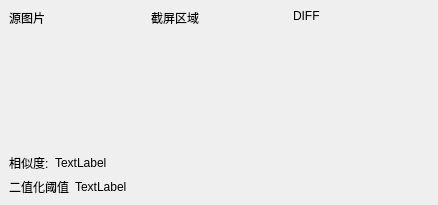
This is img_comparator/app/ui/MainWindow.ui in ACGN-Alliance/BlueArchive-Starter-cli as Qt 5 draws it before an edit. The edited form follows.
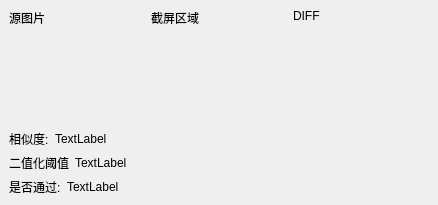
This is the edited form.

What changed in the file:
```diff
--- a/img_comparator/app/ui/MainWindow.ui
+++ b/img_comparator/app/ui/MainWindow.ui
@@ -109,6 +109,22 @@
       </item>
      </layout>
     </item>
+    <item>
+     <spacer name="verticalSpacer">
+      <property name="orientation">
+       <enum>Qt::Vertical</enum>
+      </property>
+      <property name="sizeType">
+       <enum>QSizePolicy::MinimumExpanding</enum>
+      </property>
+      <property name="sizeHint" stdset="0">
+       <size>
+        <width>20</width>
+        <height>40</height>
+       </size>
+      </property>
+     </spacer>
+    </item>
     <item>
      <layout class="QHBoxLayout" name="horizontalLayout_3">
       <item>
@@ -169,6 +185,36 @@
       </item>
      </layout>
     </item>
+    <item>
+     <layout class="QHBoxLayout" name="horizontalLayout_2">
+      <item>
+       <widget class="QLabel" name="label_6">
+        <property name="sizePolicy">
+         <sizepolicy hsizetype="Fixed" vsizetype="Preferred">
+          <horstretch>0</horstretch>
+          <verstretch>0</verstretch>
+         </sizepolicy>
+        </property>
+        <property name="text">
+         <string>是否通过:</string>
+        </property>
+       </widget>
+      </item>
+      <item>
+       <widget class="QLabel" name="passed">
+        <property name="sizePolicy">
+         <sizepolicy hsizetype="Expanding" vsizetype="Preferred">
+          <horstretch>0</horstretch>
+          <verstretch>0</verstretch>
+         </sizepolicy>
+        </property>
+        <property name="text">
+         <string>TextLabel</string>
+        </property>
+       </widget>
+      </item>
+     </layout>
+    </item>
    </layout>
   </widget>
  </widget>
```
